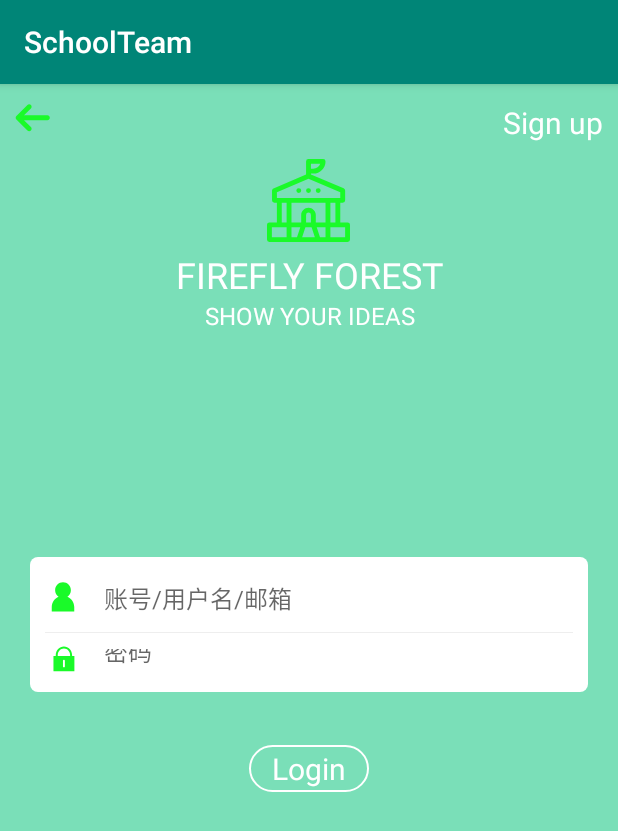
After one commit to hedeqing/SchoolTeam, an Android app: the LoginActivity screen opened directly, with no data from a screen before it, on a phone screen of 412 x 824 dp. The commit adds this screen. Shown: the top 831 px of the screen. Run offline under Robolectric (Android 15) with nearby library versions, the phone set to English and light mode, and no system bars.

Commit message:
登陆界面实现

```diff
--- a/app/src/main/AndroidManifest.xml
+++ b/app/src/main/AndroidManifest.xml
@@ -9,6 +9,7 @@
         android:roundIcon="@mipmap/ic_launcher_round"
         android:supportsRtl="true"
         android:theme="@style/AppTheme">
+        <activity android:name=".LoginActivity"></activity>
         <activity android:name=".MainActivity">
             <intent-filter>
                 <action android:name="android.intent.action.MAIN" />
--- /dev/null
+++ b/app/src/main/java/com/example/northuniversity/schoolteam/JellyInterpolator.java
@@ -0,0 +1,17 @@
+package com.example.northuniversity.schoolteam;
+
+import android.view.animation.LinearInterpolator;
+
+public class JellyInterpolator extends LinearInterpolator {
+    private float factor;
+
+    public JellyInterpolator() {
+        this.factor = 0.15f;
+    }
+
+    @Override
+    public float getInterpolation(float input) {
+        return (float) (Math.pow(2, -10 * input)
+                * Math.sin((input - factor / 4) * (2 * Math.PI) / factor) + 1);
+    }
+}
--- /dev/null
+++ b/app/src/main/java/com/example/northuniversity/schoolteam/LoginActivity.java
@@ -0,0 +1,142 @@
+package com.example.northuniversity.schoolteam;
+
+import android.animation.Animator;
+import android.animation.AnimatorSet;
+import android.animation.ObjectAnimator;
+import android.animation.PropertyValuesHolder;
+import android.animation.ValueAnimator;
+import android.support.v7.app.AppCompatActivity;
+import android.os.Bundle;
+import android.view.View;
+import android.view.ViewGroup;
+import android.view.Window;
+import android.view.animation.AccelerateDecelerateInterpolator;
+import android.widget.LinearLayout;
+import android.widget.TextView;
+
+public class LoginActivity extends AppCompatActivity implements View.OnClickListener {
+
+    private TextView mBtnLogin;
+
+    private View progress;
+
+    private View mInputLayout;
+
+    private float mWidth, mHeight;
+
+    private LinearLayout mName, mPsw;
+
+    @Override
+    protected void onCreate(Bundle savedInstanceState) {
+        super.onCreate(savedInstanceState);
+        requestWindowFeature(Window.FEATURE_NO_TITLE);
+        setContentView(R.layout.activity_login);
+
+        initView();
+    }
+
+    private void initView() {
+        mBtnLogin = (TextView) findViewById(R.id.main_btn_login);
+        progress = findViewById(R.id.layout_progress);
+        mInputLayout = findViewById(R.id.input_layout);
+        mName = (LinearLayout) findViewById(R.id.input_layout_name);
+        mPsw = (LinearLayout) findViewById(R.id.input_layout_psw);
+
+        mBtnLogin.setOnClickListener(this);
+    }
+
+    @Override
+    public void onClick(View v) {
+
+        // 计算出控件的高与宽
+        mWidth = mBtnLogin.getMeasuredWidth();
+        mHeight = mBtnLogin.getMeasuredHeight();
+        // 隐藏输入框
+        mName.setVisibility(View.INVISIBLE);
+        mPsw.setVisibility(View.INVISIBLE);
+
+        inputAnimator(mInputLayout, mWidth, mHeight);
+
+    }
+
+    /**
+     * 输入框的动画效果
+     *
+     * @param view 控件
+     * @param w    宽
+     * @param h    高
+     */
+    private void inputAnimator(final View view, float w, float h) {
+
+        AnimatorSet set = new AnimatorSet();
+
+        ValueAnimator animator = ValueAnimator.ofFloat(0, w);
+        animator.addUpdateListener(new ValueAnimator.AnimatorUpdateListener() {
+
+            @Override
+            public void onAnimationUpdate(ValueAnimator animation) {
+                float value = (Float) animation.getAnimatedValue();
+                ViewGroup.MarginLayoutParams params = (ViewGroup.MarginLayoutParams) view
+                        .getLayoutParams();
+                params.leftMargin = (int) value;
+                params.rightMargin = (int) value;
+                view.setLayoutParams(params);
+            }
+        });
+
+        ObjectAnimator animator2 = ObjectAnimator.ofFloat(mInputLayout,
+                "scaleX", 1f, 0.5f);
+        set.setDuration(1000);
+        set.setInterpolator(new AccelerateDecelerateInterpolator());
+        set.playTogether(animator, animator2);
+        set.start();
+        set.addListener(new Animator.AnimatorListener() {
+
+            @Override
+            public void onAnimationStart(Animator animation) {
+
+            }
+
+            @Override
+            public void onAnimationRepeat(Animator animation) {
+
+            }
+
+            @Override
+            public void onAnimationEnd(Animator animation) {
+                /**
+                 * 动画结束后，先显示加载的动画，然后再隐藏输入框
+                 */
+                progress.setVisibility(View.VISIBLE);
+                progressAnimator(progress);
+                mInputLayout.setVisibility(View.INVISIBLE);
+
+            }
+
+            @Override
+            public void onAnimationCancel(Animator animation) {
+
+            }
+        });
+
+    }
+
+    /**
+     * 出现进度动画
+     *
+     * @param view
+     */
+    private void progressAnimator(final View view) {
+        PropertyValuesHolder animator = PropertyValuesHolder.ofFloat("scaleX",
+                0.5f, 1f);
+        PropertyValuesHolder animator2 = PropertyValuesHolder.ofFloat("scaleY",
+                0.5f, 1f);
+        ObjectAnimator animator3 = ObjectAnimator.ofPropertyValuesHolder(view,
+                animator, animator2);
+        animator3.setDuration(1000);
+        animator3.setInterpolator(new JellyInterpolator());
+        animator3.start();
+
+    }
+
+}
--- /dev/null
+++ b/app/src/main/res/drawable/ic_back.xml
@@ -0,0 +1,4 @@
+<vector android:height="24dp" android:viewportHeight="1024"
+    android:viewportWidth="1025" android:width="24dp" xmlns:android="http://schemas.android.com/apk/res/android">
+    <path android:fillColor="#1afa29" android:pathData="M533.35,682.29c0,-0.03 0.06,-0.06 0.06,-0.09C533.17,682.19 533.14,682.22 533.35,682.29zM40.18,555.01l314.4,314.4c27.05,27.05 70.93,27.05 97.94,0 27.05,-26.99 27.05,-70.87 0,-97.91l-196.19,-196.22 665.63,0c38.25,0 69.24,-31.02 69.24,-69.24 0,-38.28 -31.02,-69.27 -69.24,-69.27L256.36,436.77l196.19,-196.19c27.05,-27.02 27.05,-70.93 0,-97.94C439.02,129.11 421.29,122.34 403.55,122.34c-17.71,0 -35.45,6.78 -48.94,20.3L40.18,457.07C13.1,484.11 13.1,527.93 40.18,555.01z"/>
+</vector>
--- /dev/null
+++ b/app/src/main/res/drawable/ic_code.xml
@@ -0,0 +1,4 @@
+<vector android:height="24dp" android:viewportHeight="1024"
+    android:viewportWidth="1024" android:width="24dp" xmlns:android="http://schemas.android.com/apk/res/android">
+    <path android:fillColor="#1afa29" android:pathData="M770.63,425.1v-23.46c0,-135.8 -104.19,-246.27 -232.26,-246.27S306.11,265.84 306.11,401.64v23.46h-65.37L240.74,858L836,858L836,425.1zM363,401.64C363,298.74 441.64,215 538.37,215s175.41,83.73 175.41,186.63v23.47L363,425.1zM565.43,722.73a27.06,27.06 0,0 1,-54.12 0L511.31,560.39a27.06,27.06 0,0 1,54.12 0z"/>
+</vector>
--- /dev/null
+++ b/app/src/main/res/drawable/ic_count.xml
@@ -0,0 +1,4 @@
+<vector android:height="24dp" android:viewportHeight="1024"
+    android:viewportWidth="1024" android:width="24dp" xmlns:android="http://schemas.android.com/apk/res/android">
+    <path android:fillColor="#1afa29" android:pathData="M386.56,473.57C327.1,433.28 288,365.15 288,288 288,164.38 388.38,64 512,64 635.62,64 736,164.38 736,288 736,365.15 696.9,433.28 637.44,473.57 751.78,522.4 832,635.9 832,768L832,896 192,896 192,768C192,635.9 272.22,522.4 386.56,473.57Z"/>
+</vector>
--- /dev/null
+++ b/app/src/main/res/drawable/ic_school.xml
@@ -0,0 +1,4 @@
+<vector android:height="24dp" android:viewportHeight="1024"
+    android:viewportWidth="1024" android:width="24dp" xmlns:android="http://schemas.android.com/apk/res/android">
+    <path android:fillColor="#1afa29" android:pathData="M994,782a30,30 0,0 1,30 30v182a30,30 0,0 1,-30 30L30,1024A30,30 0,0 1,0 994L0,812a30,30 0,0 1,30 -30h92L122,540L92,540a30,30 0,0 1,-30 -30v-120c0,-12 7.15,-22.85 18.18,-27.58L482,190.22L482,30A30,30 0,0 1,512 0h180a30,30 0,0 1,30 30c0,82.71 -67.29,150 -150,150h-30v10.18L945.77,362.4a30,30 0,0 1,18.23 27.59v120a30,30 0,0 1,-30 30L904,539.99v242h90zM542,59.8L542,120h30c39.12,0 72.48,-25.28 84.86,-60.2L542,59.8zM512,420a30,30 0,1 1,0 -60,30 30,0 0,1 0,60zM632,420a30,30 0,1 1,0 -60,30 30,0 0,1 0,60zM392,420a30,30 0,1 1,0 -60,30 30,0 0,1 0,60zM122,409.78L122,480L904,480v-70.18L512.03,242.62 122,409.78zM844,540h-62v242h62L844,540zM242,964v-122L60,842v122h182zM242,782L242,540h-60v242h60zM370.3,964l40.22,-122L302,842v122h68.3zM433.48,964h157.04l-40.22,-122h-76.61l-40.22,122zM482,782h60v-92A30.03,30.03 0,0 0,512 660a30.03,30.03 0,0 0,-30 30v92zM722,964v-122L613.48,842l40.22,122h68.3zM722,782L722,540h-420v242h120v-92C422,640.38 462.38,600 512,600s90,40.38 90,90v92h120zM964,964v-122L782,842v122h182z"/>
+</vector>
--- /dev/null
+++ b/app/src/main/res/drawable/radius_drawable_bg.xml
@@ -0,0 +1,6 @@
+<?xml version="1.0" encoding="utf-8"?>
+<shape xmlns:android="http://schemas.android.com/apk/res/android" >
+    <corners android:radius="5dip"/>
+    <solid android:color="#ffffff"/>
+
+</shape>
--- /dev/null
+++ b/app/src/main/res/drawable/rotate_layout_bg.xml
@@ -0,0 +1,9 @@
+<?xml version="1.0" encoding="utf-8"?>
+<shape xmlns:android="http://schemas.android.com/apk/res/android"
+    android:shape="oval" >
+
+    <corners android:radius="60dip" />
+
+    <solid android:color="#ffffff" />
+
+</shape>
--- /dev/null
+++ b/app/src/main/res/drawable/text_bg.xml
@@ -0,0 +1,11 @@
+<?xml version="1.0" encoding="utf-8"?>
+<shape xmlns:android="http://schemas.android.com/apk/res/android"
+    >
+
+    <corners android:radius="50dip"/>
+
+    <stroke
+        android:width="1dip"
+        android:color="#ffffff" />
+
+</shape>
--- /dev/null
+++ b/app/src/main/res/layout/activity_login.xml
@@ -0,0 +1,78 @@
+<RelativeLayout xmlns:android="http://schemas.android.com/apk/res/android"
+    xmlns:tools="http://schemas.android.com/tools"
+    android:layout_width="match_parent"
+    android:layout_height="match_parent"
+    android:background="#7adfb8"
+    tools:context=".LoginActivity" >
+
+    <include
+        android:id="@+id/main_title"
+        layout="@layout/title_layout" />
+
+    <LinearLayout
+        android:layout_width="match_parent"
+        android:layout_height="wrap_content"
+        android:layout_below="@+id/main_title"
+        android:orientation="vertical" >
+
+        <ImageView
+            android:layout_width="55dip"
+            android:layout_height="55dip"
+            android:layout_gravity="center_horizontal"
+            android:src="@drawable/ic_school" />
+
+        <TextView
+            android:layout_width="fill_parent"
+            android:layout_height="wrap_content"
+            android:layout_marginTop="5dip"
+            android:gravity="center"
+            android:text="FIREFLY FOREST"
+            android:textColor="#ffffff"
+            android:textSize="24sp" />
+
+        <TextView
+            android:layout_width="fill_parent"
+            android:layout_height="wrap_content"
+            android:gravity="center"
+            android:text="SHOW YOUR IDEAS"
+            android:textColor="#ffffff"
+            android:textSize="16sp" />
+    </LinearLayout>
+
+    <RelativeLayout
+        android:layout_width="match_parent"
+        android:layout_height="wrap_content"
+        android:layout_centerInParent="true" >
+
+        <include
+            android:id="@+id/input_layout"
+            android:layout_width="match_parent"
+            android:layout_height="130dip"
+            layout="@layout/input_layout" />
+
+        <include
+            android:id="@+id/layout_progress"
+            android:layout_width="match_parent"
+            android:layout_height="130dip"
+            layout="@layout/layout_progress"
+            android:visibility="gone" />
+
+        <TextView
+            android:id="@+id/main_btn_login"
+            android:layout_width="wrap_content"
+            android:layout_height="wrap_content"
+            android:layout_below="@+id/input_layout"
+            android:layout_centerInParent="true"
+            android:layout_marginTop="15dip"
+            android:background="@drawable/text_bg"
+            android:gravity="center"
+            android:paddingBottom="2dip"
+            android:paddingLeft="15dip"
+            android:paddingRight="15dip"
+            android:paddingTop="2dip"
+            android:text="Login"
+            android:textColor="#ffffff"
+            android:textSize="20sp" />
+    </RelativeLayout>
+
+</RelativeLayout>
--- a/app/src/main/res/layout/activity_main.xml
+++ b/app/src/main/res/layout/activity_main.xml
@@ -5,14 +5,10 @@
     android:layout_width="match_parent"
     android:layout_height="match_parent"
     tools:context=".MainActivity">
-
     <TextView
         android:layout_width="wrap_content"
         android:layout_height="wrap_content"
-        android:text="Hello World!"
-        app:layout_constraintBottom_toBottomOf="parent"
-        app:layout_constraintLeft_toLeftOf="parent"
-        app:layout_constraintRight_toRightOf="parent"
-        app:layout_constraintTop_toTopOf="parent" />
+        android:text="helloworld"
+        tools:ignore="MissingConstraints" />
 
 </android.support.constraint.ConstraintLayout>
--- /dev/null
+++ b/app/src/main/res/layout/input_layout.xml
@@ -0,0 +1,67 @@
+<?xml version="1.0" encoding="utf-8"?>
+<LinearLayout xmlns:android="http://schemas.android.com/apk/res/android"
+    android:layout_width="match_parent"
+    android:layout_height="wrap_content"
+    android:orientation="vertical" >
+
+    <LinearLayout
+        android:layout_width="match_parent"
+        android:layout_height="wrap_content"
+        android:layout_margin="20dip"
+        android:background="@drawable/radius_drawable_bg"
+        android:orientation="vertical"
+        android:padding="10dip" >
+
+        <LinearLayout
+            android:id="@+id/input_layout_name"
+            android:layout_width="match_parent"
+            android:layout_height="wrap_content"
+            android:gravity="center_vertical"
+            android:orientation="horizontal" >
+
+            <ImageView
+                android:layout_width="wrap_content"
+                android:layout_height="wrap_content"
+                android:src="@drawable/ic_count" />
+
+            <EditText
+                android:layout_width="match_parent"
+                android:layout_height="wrap_content"
+                android:layout_marginLeft="10dip"
+                android:background="#00000000"
+                android:hint="账号/用户名/邮箱"
+                android:padding="5dip"
+                android:textSize="16sp" />
+        </LinearLayout>
+
+        <View
+            android:layout_width="match_parent"
+            android:layout_height="1px"
+            android:layout_marginBottom="5dip"
+            android:layout_marginTop="5dip"
+            android:background="#eeeeee" />
+
+        <LinearLayout
+            android:id="@+id/input_layout_psw"
+            android:layout_width="match_parent"
+            android:layout_height="wrap_content"
+            android:gravity="center_vertical"
+            android:orientation="horizontal" >
+
+            <ImageView
+                android:layout_width="wrap_content"
+                android:layout_height="wrap_content"
+                android:src="@drawable/ic_code" />
+
+            <EditText
+                android:layout_width="match_parent"
+                android:layout_height="wrap_content"
+                android:layout_marginLeft="10dip"
+                android:background="#00000000"
+                android:hint="密码"
+                android:inputType="textPassword"
+                android:padding="5dip"
+                android:textSize="16sp" />
+        </LinearLayout>
+    </LinearLayout>
+</LinearLayout>
--- /dev/null
+++ b/app/src/main/res/layout/layout_progress.xml
@@ -0,0 +1,23 @@
+<?xml version="1.0" encoding="utf-8"?>
+<LinearLayout xmlns:android="http://schemas.android.com/apk/res/android"
+    android:layout_width="match_parent"
+    android:layout_height="wrap_content"
+    android:orientation="vertical" >
+
+    <LinearLayout
+        android:layout_width="wrap_content"
+        android:layout_height="wrap_content"
+        android:layout_gravity="center"
+        android:layout_margin="20dip"
+        android:background="@drawable/rotate_layout_bg"
+        android:orientation="vertical"
+        android:padding="10dip" >
+
+        <ProgressBar
+            android:id="@+id/progressBar2"
+            android:layout_width="wrap_content"
+            android:layout_margin="10dip"
+            android:layout_height="wrap_content" />
+    </LinearLayout>
+
+</LinearLayout>
--- /dev/null
+++ b/app/src/main/res/layout/title_layout.xml
@@ -0,0 +1,22 @@
+<?xml version="1.0" encoding="utf-8"?>
+<RelativeLayout xmlns:android="http://schemas.android.com/apk/res/android"
+    android:layout_width="match_parent"
+    android:layout_height="50dip"
+    android:gravity="center_vertical"
+    android:padding="10dip" >
+
+    <ImageView
+        android:layout_width="wrap_content"
+        android:layout_height="wrap_content"
+        android:src="@drawable/ic_back" />
+
+    <TextView
+        android:layout_width="wrap_content"
+        android:layout_height="wrap_content"
+        android:textColor="#ffffff"
+        android:layout_alignParentRight="true"
+        android:layout_centerVertical="true"
+        android:textSize="20sp"
+        android:text="Sign up"
+        />
+</RelativeLayout>
```
